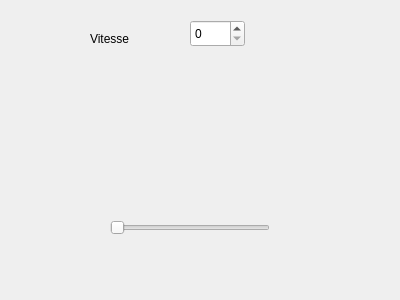
Above: rsase/SGBag/ui/vueparametreschariot.ui from padenot/usdp before the change. Below: the same form after it.
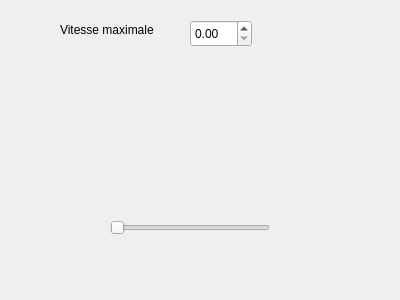
That is the form after the change.

Diff of the .ui file:
```diff
--- a/rsase/SGBag/ui/vueparametreschariot.ui
+++ b/rsase/SGBag/ui/vueparametreschariot.ui
@@ -29,29 +29,29 @@
     <enum>Qt::Horizontal</enum>
    </property>
   </widget>
-  <widget class="QSpinBox" name="spinBox">
+  <widget class="QLabel" name="libelleVitesseMax">
+   <property name="geometry">
+    <rect>
+     <x>60</x>
+     <y>20</y>
+     <width>121</width>
+     <height>20</height>
+    </rect>
+   </property>
+   <property name="text">
+    <string>Vitesse maximale</string>
+   </property>
+  </widget>
+  <widget class="QDoubleSpinBox" name="vitesseMax">
    <property name="geometry">
     <rect>
      <x>190</x>
      <y>20</y>
-     <width>55</width>
+     <width>62</width>
      <height>27</height>
     </rect>
    </property>
   </widget>
-  <widget class="QLabel" name="label">
-   <property name="geometry">
-    <rect>
-     <x>90</x>
-     <y>30</y>
-     <width>59</width>
-     <height>17</height>
-    </rect>
-   </property>
-   <property name="text">
-    <string>Vitesse</string>
-   </property>
-  </widget>
  </widget>
  <resources/>
  <connections/>
```
